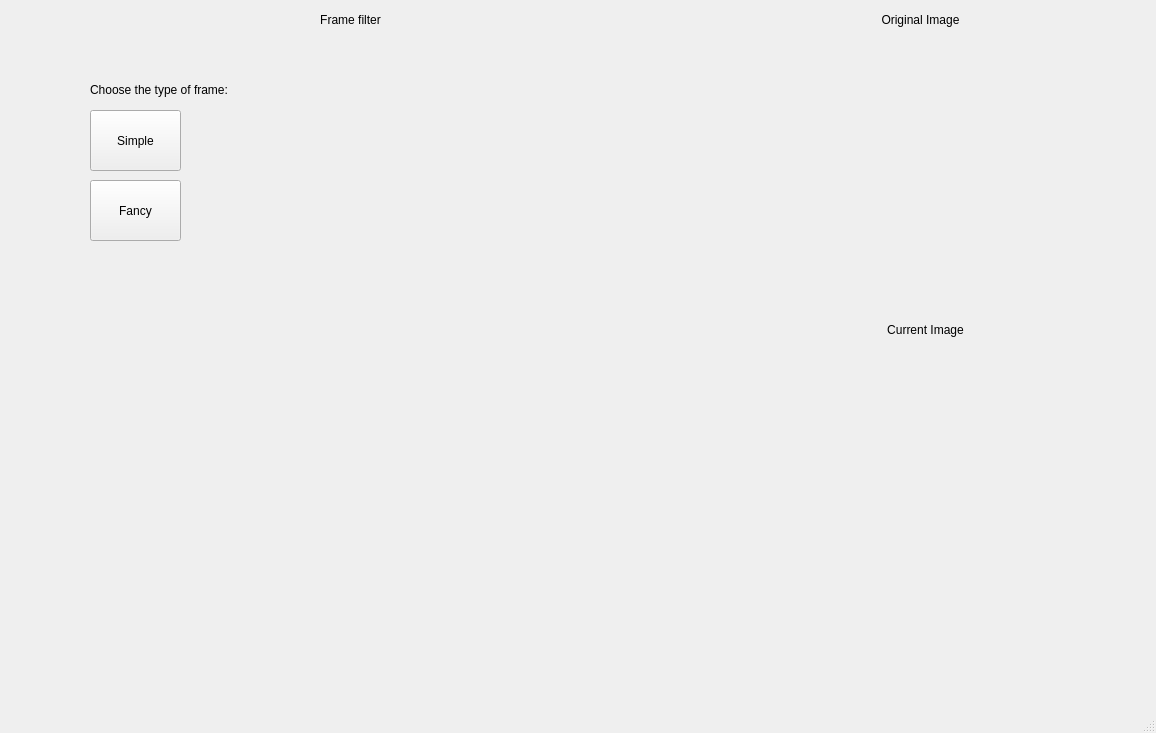
Above: mainwindow.ui from Ezay06/Qt_Filter before the change. Below: the same form after it.
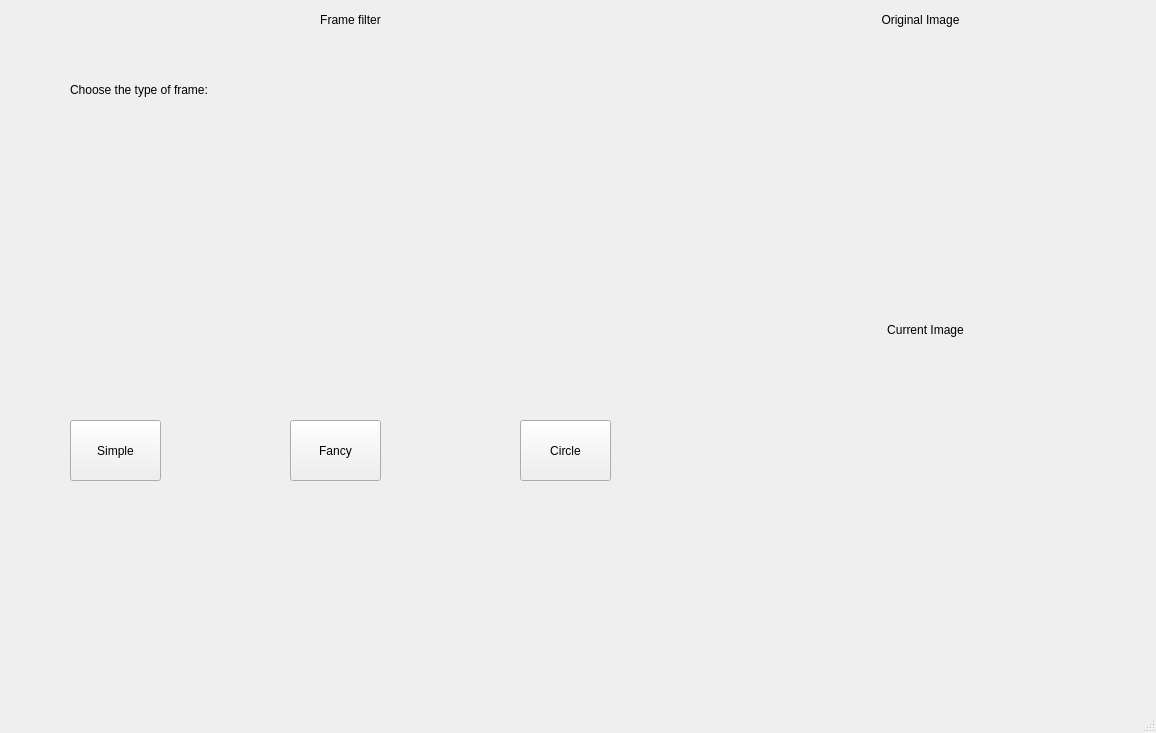
That is the form after the change. The open tabs and pages were chosen to show the change.

Commit message: circle frame and samples are added to the frame filter

The edit to the form file:
```diff
--- a/mainwindow.ui
+++ b/mainwindow.ui
@@ -1502,8 +1502,8 @@
      <widget class="QPushButton" name="simple_button">
       <property name="geometry">
        <rect>
-        <x>90</x>
-        <y>110</y>
+        <x>70</x>
+        <y>420</y>
         <width>91</width>
         <height>61</height>
        </rect>
@@ -1515,8 +1515,8 @@
      <widget class="QPushButton" name="fancy_button">
       <property name="geometry">
        <rect>
-        <x>90</x>
-        <y>180</y>
+        <x>290</x>
+        <y>420</y>
         <width>91</width>
         <height>61</height>
        </rect>
@@ -1544,7 +1544,7 @@
      <widget class="QLabel" name="label_10">
       <property name="geometry">
        <rect>
-        <x>90</x>
+        <x>70</x>
         <y>80</y>
         <width>261</width>
         <height>20</height>
@@ -1554,6 +1554,58 @@
        <string>Choose the type of frame:</string>
       </property>
      </widget>
+     <widget class="QPushButton" name="circle_button">
+      <property name="geometry">
+       <rect>
+        <x>520</x>
+        <y>420</y>
+        <width>91</width>
+        <height>61</height>
+       </rect>
+      </property>
+      <property name="text">
+       <string>Circle</string>
+      </property>
+     </widget>
+     <widget class="QLabel" name="simple_image">
+      <property name="geometry">
+       <rect>
+        <x>20</x>
+        <y>230</y>
+        <width>191</width>
+        <height>131</height>
+       </rect>
+      </property>
+      <property name="text">
+       <string/>
+      </property>
+     </widget>
+     <widget class="QLabel" name="fancy_image">
+      <property name="geometry">
+       <rect>
+        <x>240</x>
+        <y>230</y>
+        <width>191</width>
+        <height>131</height>
+       </rect>
+      </property>
+      <property name="text">
+       <string/>
+      </property>
+     </widget>
+     <widget class="QLabel" name="circle_image">
+      <property name="geometry">
+       <rect>
+        <x>470</x>
+        <y>230</y>
+        <width>191</width>
+        <height>131</height>
+       </rect>
+      </property>
+      <property name="text">
+       <string/>
+      </property>
+     </widget>
     </widget>
     <widget class="QWidget" name="oil_painting">
      <widget class="QPushButton" name="blue_frame_button">
```
Left out of the diff: 269 changed lines with no effect on the pictures. The commit also changes 7 other files.
